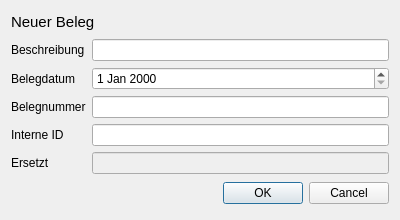
Qt form document.ui (lippit/aussackler) before a commit.
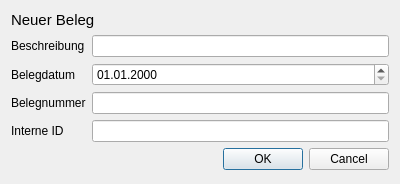
The same form after that commit.

What changed in the file:
```diff
--- a/document.ui
+++ b/document.ui
@@ -7,7 +7,7 @@
     <x>0</x>
     <y>0</y>
     <width>400</width>
-    <height>220</height>
+    <height>184</height>
    </rect>
   </property>
   <property name="windowTitle">
@@ -34,14 +34,12 @@
    </item>
    <item>
     <layout class="QGridLayout" name="gridLayout">
-     <item row="4" column="1">
-      <widget class="QLineEdit" name="id"/>
-     </item>
-     <item row="2" column="1">
-      <widget class="QDateEdit" name="date"/>
-     </item>
-     <item row="3" column="1">
-      <widget class="QLineEdit" name="lineEdit"/>
+     <item row="1" column="0">
+      <widget class="QLabel" name="label">
+       <property name="text">
+        <string>Beschreibung</string>
+       </property>
+      </widget>
      </item>
      <item row="2" column="0">
       <widget class="QLabel" name="label_3">
@@ -50,6 +48,9 @@
        </property>
       </widget>
      </item>
+     <item row="4" column="1">
+      <widget class="QLineEdit" name="documentId"/>
+     </item>
      <item row="3" column="0">
       <widget class="QLabel" name="label_4">
        <property name="text">
@@ -57,13 +58,16 @@
        </property>
       </widget>
      </item>
-     <item row="1" column="0">
-      <widget class="QLabel" name="label">
-       <property name="text">
-        <string>Beschreibung</string>
+     <item row="2" column="1">
+      <widget class="QDateEdit" name="date">
+       <property name="displayFormat">
+        <string>dd.MM.yyyy</string>
        </property>
       </widget>
      </item>
+     <item row="3" column="1">
+      <widget class="QLineEdit" name="documentNumber"/>
+     </item>
      <item row="1" column="1">
       <widget class="QLineEdit" name="description"/>
      </item>
@@ -74,20 +78,6 @@
        </property>
       </widget>
      </item>
-     <item row="5" column="0">
-      <widget class="QLabel" name="label_2">
-       <property name="text">
-        <string>Ersetzt</string>
-       </property>
-      </widget>
-     </item>
-     <item row="5" column="1">
-      <widget class="QLineEdit" name="replaces">
-       <property name="enabled">
-        <bool>false</bool>
-       </property>
-      </widget>
-     </item>
     </layout>
    </item>
    <item>
```
Left out of the diff: 15 changed lines with no effect on the pictures.
